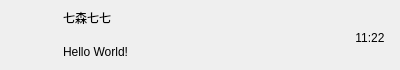
The window that chatuserwid.ui (YRDF/7-chat) describes before a commit, drawn with Qt 5.
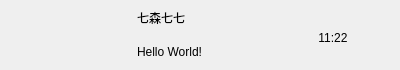
The same window after the commit.

Diff of the .ui file:
```diff
--- a/chatuserwid.ui
+++ b/chatuserwid.ui
@@ -95,6 +95,12 @@
    </item>
    <item>
     <widget class="QWidget" name="user_info_wid" native="true">
+     <property name="maximumSize">
+      <size>
+       <width>130</width>
+       <height>16777215</height>
+      </size>
+     </property>
      <layout class="QVBoxLayout" name="verticalLayout">
       <property name="leftMargin">
        <number>2</number>
@@ -117,6 +123,12 @@
       </item>
       <item>
        <widget class="QLabel" name="user_chat_lb">
+        <property name="maximumSize">
+         <size>
+          <width>130</width>
+          <height>16777215</height>
+         </size>
+        </property>
         <property name="text">
          <string>Hello World!</string>
         </property>
```
